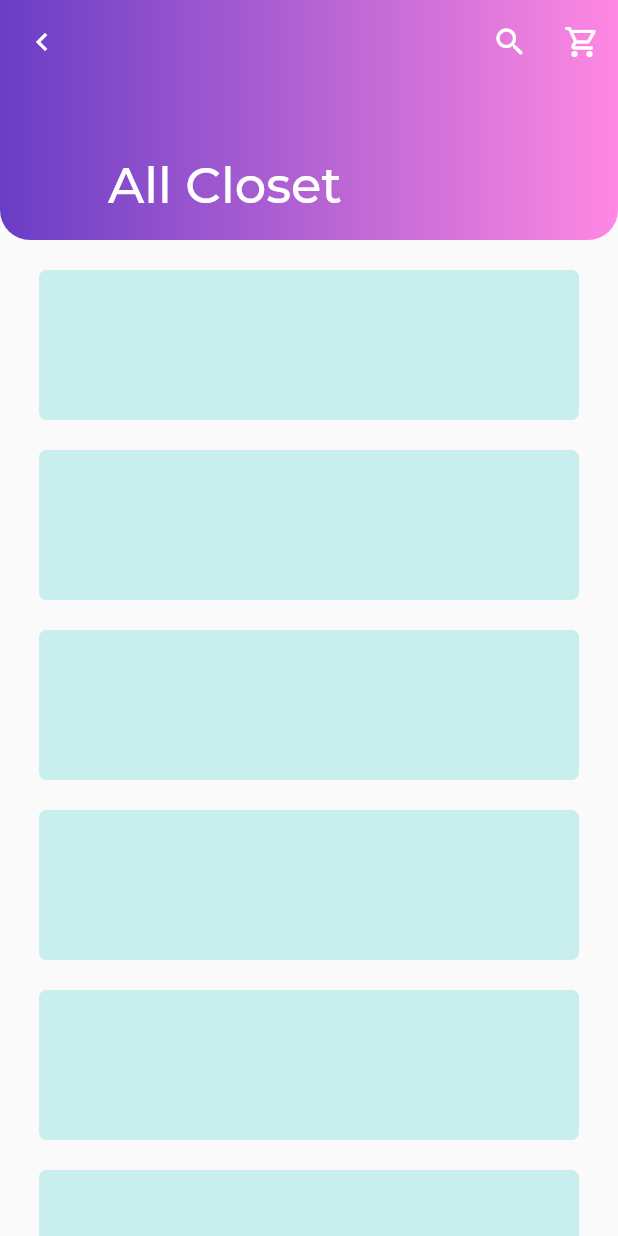
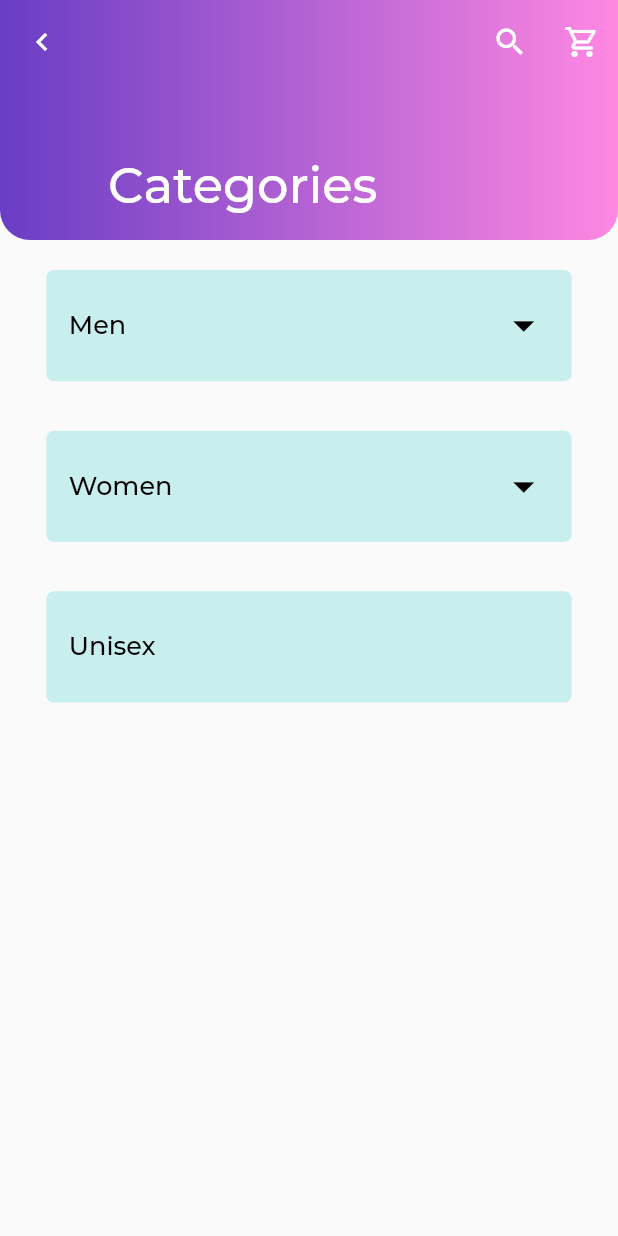
Before and after one commit to barbie-in-tech/HackOn, a Flutter app: the DrawerScreen widget shown alone on an empty page, opened directly, after a tap on "Categories", on a phone screen of 412 x 824 dp. Run offline on Flutter 3.47's test engine with Material 2 defaults, Android fonts, the phone set to English and light mode, and no system bars; our stand-ins replace cloud_firestore, firebase_core, image_picker; accounts and stored records are empty; network calls fail; project files that could hold a hidden picture were left out.

Commit message:
categories

```diff
--- /dev/null
+++ b/lib/Screens/categories.dart
@@ -0,0 +1,283 @@
+import 'dart:ui';
+
+import 'package:flutter/material.dart';
+import 'package:thrifter_hackon/widgets/SliverHeader.dart';
+
+bool _isVisible1 = false;
+bool _isVisible2 = false;
+
+
+class Categories extends StatefulWidget {
+  @override
+  _CategoriesState createState() => _CategoriesState();
+}
+
+class _CategoriesState extends State<Categories> {
+  @override
+  Widget build(BuildContext context) {
+    return Scaffold(
+      body: CustomScrollView(
+        slivers: <Widget>[
+          sliverHeader(Icons.navigate_before, "Categories", () {
+            Navigator.pop(context);
+          }),
+          SliverList(
+            delegate: SliverChildBuilderDelegate(
+              (BuildContext context, int index) {
+                return Column(
+                  children: [
+                    SizedBox(
+                      height: 20.0,
+                    ),
+                    Column(
+                      children: [
+                        CategoryName(
+                          category: "Men",
+                          iconColor: Colors.black,
+                          onPressed: () {
+                            setState(() {
+                              _isVisible1 = !_isVisible1;
+                            });
+                          },
+                        ),
+                        Visibility(
+                          visible: _isVisible1,
+                          child: _isVisible1 ? MenSubCategory() : Container(),
+                        ),
+                      ],
+                    ),
+                    SizedBox(
+                      height: MediaQuery.of(context).size.height * 0.04,
+                    ),
+                    Column(
+                      children: [
+                        CategoryName(
+                          iconColor: Colors.black,
+                          category: "Women",
+                          onPressed: () {
+                            setState(() {
+                              _isVisible2 = !_isVisible2;
+                            });
+
+                          },
+                        ),
+                            Visibility(
+                          visible: _isVisible2,
+                          child: _isVisible2 ? WomenSubCategory() : Container(),
+                        ),
+                      ],
+                    ),
+                    SizedBox(
+                      height: MediaQuery.of(context).size.height * 0.04,
+                    ),
+                    CategoryName(
+                      iconColor: Colors.transparent,
+                      category: "Unisex",
+                      onPressed: () {
+                        setState(() {
+
+                        });
+                      },
+                    ),
+                    SizedBox(
+                      height: MediaQuery.of(context).size.height * 0.3,
+                    ),
+
+                  ],
+                );
+              },
+              childCount: 1,
+            ),
+          ),
+        ],
+      ),
+    );
+  }
+}
+
+class MenSubCategory extends StatelessWidget {
+  @override
+  Widget build(BuildContext context) {
+    return Container(
+  child: Column(
+    children: [
+      MaterialButton(
+        onPressed: (){
+
+        },
+        child: Container(
+          width: MediaQuery.of(context).size.width * 0.7,
+          child: Text("Jeans", textAlign: TextAlign.left , style: TextStyle(fontSize: 15.0, color: Colors.black54),),),
+      ),
+      MaterialButton(
+        onPressed: (){
+
+        },
+        child: Container(
+          width: MediaQuery.of(context).size.width * 0.7,
+          child: Text("T-shirts and shirts", textAlign: TextAlign.left , style: TextStyle(fontSize: 15.0, color: Colors.black54),),),
+      ),
+
+       MaterialButton(
+        onPressed: (){
+
+        },
+        child: Container(
+          width: MediaQuery.of(context).size.width * 0.7,
+          child: Text("Jackets", textAlign: TextAlign.left , style: TextStyle(fontSize: 15.0, color: Colors.black54),),),
+      ),
+
+      MaterialButton(
+        onPressed: (){
+
+        },
+        child: Container(
+          width: MediaQuery.of(context).size.width * 0.7,
+          child: Text("Shoes", textAlign: TextAlign.left , style: TextStyle(fontSize: 15.0, color: Colors.black54),),),
+      ),
+
+      MaterialButton(
+        onPressed: (){
+
+        },
+        child: Container(
+          width: MediaQuery.of(context).size.width * 0.7,
+          child: Text("Accessories", textAlign: TextAlign.left , style: TextStyle(fontSize: 15.0, color: Colors.black54),),),
+      ),
+    ],
+  ),
+
+      width: MediaQuery.of(context).size.width * 0.85,
+    );
+  }
+}
+class WomenSubCategory extends StatelessWidget {
+  @override
+  Widget build(BuildContext context) {
+    return Container(
+  child: Column(
+    children: [
+      MaterialButton(
+        onPressed: (){
+
+        },
+        child: Container(
+          width: MediaQuery.of(context).size.width * 0.7,
+          child: Text("Tops", textAlign: TextAlign.left , style: TextStyle(fontSize: 15.0, color: Colors.black54),),),
+      ),
+      MaterialButton(
+        onPressed: (){
+
+        },
+        child: Container(
+          width: MediaQuery.of(context).size.width * 0.7,
+          child: Text("Jeans", textAlign: TextAlign.left , style: TextStyle(fontSize: 15.0, color: Colors.black54),),),
+      ),
+
+       MaterialButton(
+        onPressed: (){
+
+        },
+        child: Container(
+          width: MediaQuery.of(context).size.width * 0.7,
+          child: Text("Ethnic Wear", textAlign: TextAlign.left , style: TextStyle(fontSize: 15.0, color: Colors.black54),),),
+      ),
+      MaterialButton(
+        onPressed: (){
+
+        },
+        child: Container(
+          width: MediaQuery.of(context).size.width * 0.7,
+          child: Text("Jumpsuits", textAlign: TextAlign.left , style: TextStyle(fontSize: 15.0, color: Colors.black54),),),
+      ),
+      MaterialButton(
+        onPressed: (){
+
+        },
+        child: Container(
+          width: MediaQuery.of(context).size.width * 0.7,
+          child: Text("Shoes", textAlign: TextAlign.left , style: TextStyle(fontSize: 15.0, color: Colors.black54),),),
+      ),
+
+      MaterialButton(
+        onPressed: (){
+
+        },
+        child: Container(
+          width: MediaQuery.of(context).size.width * 0.7,
+          child: Text("Purses", textAlign: TextAlign.left , style: TextStyle(fontSize: 15.0, color: Colors.black54),),),
+      ),
+
+    ],
+  ),
+
+      width: MediaQuery.of(context).size.width * 0.85,
+    );
+  }
+}
+
+class CategoryName extends StatelessWidget {
+  final Function onPressed;
+  final String category;
+  final Color iconColor;
+// final bool isVisible;
+  CategoryName({this.category, this.onPressed, this.iconColor});
+  @override
+  Widget build(BuildContext context) {
+    return Container(
+      child: MaterialButton(
+        onPressed: onPressed,
+        child: Container(
+          child: Padding(
+            padding: const EdgeInsets.all(15.0),
+            child: Row(
+              mainAxisAlignment: MainAxisAlignment.spaceBetween,
+              children: [
+                Text(
+                  category,
+                  style: TextStyle(fontSize: 17.0, color: Colors.black),
+                  textAlign: TextAlign.center,
+                ),
+                Icon(
+                  Icons.arrow_drop_down,
+                  size: 34.0,
+                  color: iconColor,
+                ),
+              ],
+            ),
+          ),
+          width: MediaQuery.of(context).size.width * 0.85,
+          height: MediaQuery.of(context).size.height * 0.09,
+          decoration: BoxDecoration(
+            color: Color(0xFF00BDBD).withOpacity(0.2),
+            borderRadius: BorderRadius.all(
+              Radius.circular(5),
+            ),
+          ),
+        ),
+      ),
+    );
+  }
+}
+
+/*final _firestore = FirebaseFirestore.instance;
+
+class ClosetStream extends StatelessWidget {
+  @override
+  Widget build(BuildContext context) {
+    return StreamBuilder<QuerySnapshot>(
+      stream: _firestore.collection('closets').snapshots(),
+      //ignore: missing_return
+      builder: (context, snapshot) {
+        if (!snapshot.hasData) {
+          return Center(
+            child: CircularProgressIndicator(
+              backgroundColor: Colors.lightBlueAccent,
+            ),
+          )
+        }
+      },
+    );
+  }
+}
+*/
--- a/lib/Screens/closet_Screen.dart
+++ b/lib/Screens/closet_Screen.dart
@@ -26,8 +26,8 @@ class _ClosetScreenState extends State<ClosetScreen> {
                       height: 20.0,
                     ),
                     Container(
-                      width: 360.0,
-                      height: 100.0,
+                   width: MediaQuery.of(context).size.width * 0.85,
+          height: MediaQuery.of(context).size.height * 0.09,
                       decoration: BoxDecoration(
                         color: Color(0xFF00BDBD).withOpacity(0.2),
                         borderRadius: BorderRadius.all(
@@ -48,7 +48,6 @@ class _ClosetScreenState extends State<ClosetScreen> {
 }
 
 /*final _firestore = FirebaseFirestore.instance;
-
 class ClosetStream extends StatelessWidget {
   @override
   Widget build(BuildContext context) {
--- a/lib/Screens/drawer_Screen.dart
+++ b/lib/Screens/drawer_Screen.dart
@@ -1,4 +1,6 @@
+import 'package:flutter/foundation.dart';
 import 'package:flutter/material.dart';
+import 'package:thrifter_hackon/Screens/categories.dart';
 import 'package:thrifter_hackon/Screens/home_Screen.dart';
 import 'package:thrifter_hackon/constants.dart';
 
@@ -75,7 +77,7 @@ class _DrawerScreenState extends State<DrawerScreen> {
                     icon: Icons.category,
                     title: 'Categories',
                     onTap: () {
-                      Navigator.pushNamed(context, closetScreen);
+                      Navigator.push(context, MaterialPageRoute(builder: (context) => Categories()));
                     },
                   ),
                   MenuOption(
@@ -87,14 +89,14 @@ class _DrawerScreenState extends State<DrawerScreen> {
                   ),
                   MenuOption(
                     icon: Icons.star,
-                    title: 'All CLosets',
+                    title: 'All Closets',
                     onTap: () {
                       Navigator.pushNamed(context, closetScreen);
                     },
                   ),
                   MenuOption(
                     icon: Icons.handyman,
-                    title: 'Become a Thrifter',
+                    title: 'Become a thrifter',
                     onTap: () {},
                   ),
                 ],
--- a/lib/constants.dart
+++ b/lib/constants.dart
@@ -52,7 +52,7 @@ List<Map> drawerItems = [
 const pi = 180;
 const kDrawerTextStyle = TextStyle(
   color: Colors.white,
-  fontSize: 20,
+  fontSize: 17,
   fontWeight: FontWeight.bold,
 );
 
```
Also changed, not shown: lib/Screens/home_Screen.dart (+13 -11 lines), pubspec.lock, 3 other files.
